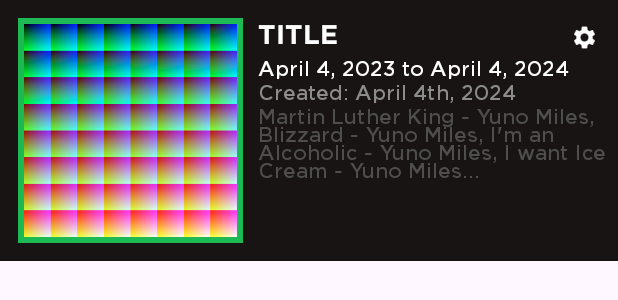
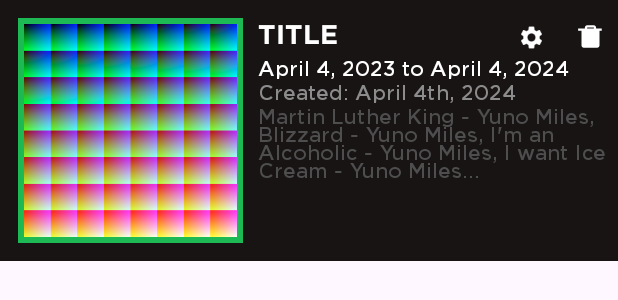
Before and after one commit to radah19/Spotify-Wrapped, an Android app: the layout layout_spotify_wrapped_list_item.xml on its own in the app's theme, with its tools: preview values and no code run, on a phone screen of 412 x 824 dp. Shown: the top 300 px of the screen. Run offline under Robolectric (Android 15) with nearby library versions, the phone set to English and light mode, and no system bars.

Commit message:
Spotify Wrapped Delete Button

```diff
--- a/app/src/main/java/com/example/spotifywrapped/DatabaseManager.java
+++ b/app/src/main/java/com/example/spotifywrapped/DatabaseManager.java
@@ -3,9 +3,11 @@ package com.example.spotifywrapped;
 
 import android.app.Activity;
 import android.content.Intent;
+import android.os.Bundle;
 import android.renderscript.Sampler;
 import android.text.TextUtils;
 import android.view.View;
+import android.widget.Button;
 import android.widget.Toast;
 
 import androidx.annotation.NonNull;
--- a/app/src/main/java/com/example/spotifywrapped/spotifywrappedlist/SpotifyWrappedListActivity.java
+++ b/app/src/main/java/com/example/spotifywrapped/spotifywrappedlist/SpotifyWrappedListActivity.java
@@ -18,6 +18,7 @@ import com.example.spotifywrapped.SpotifyTrack;
 import com.example.spotifywrapped.SpotifyWrappedSummary;
 import com.example.spotifywrapped.navbar.NavbarClass;
 import com.example.spotifywrapped.spotifywrap.SpotifyWrapActivity;
+import com.google.firebase.database.FirebaseDatabase;
 
 import java.time.LocalDate;
 import java.time.LocalDateTime;
--- a/app/src/main/java/com/example/spotifywrapped/spotifywrappedlist/SpotifyWrappedListAdapter.java
+++ b/app/src/main/java/com/example/spotifywrapped/spotifywrappedlist/SpotifyWrappedListAdapter.java
@@ -5,12 +5,14 @@ import android.os.Bundle;
 import android.view.LayoutInflater;
 import android.view.View;
 import android.view.ViewGroup;
+import android.widget.Button;
 import android.widget.ImageView;
 import android.widget.TextView;
 
 import androidx.annotation.NonNull;
 import androidx.recyclerview.widget.RecyclerView;
 
+import com.example.spotifywrapped.DatabaseManager;
 import com.example.spotifywrapped.R;
 import com.example.spotifywrapped.SpotifyTrack;
 import com.example.spotifywrapped.SpotifyWrappedSummary;
@@ -86,6 +88,13 @@ public class SpotifyWrappedListAdapter extends RecyclerView.Adapter<SpotifyWrapp
             myIntent.putExtra("spotifyWrapId", spotifyWrappedSummaries.get(position).getId());
             v.getContext().startActivity(myIntent);
         });
+
+        holder.deleteButton.setOnClickListener(new View.OnClickListener() {
+            @Override
+            public void onClick(View v) {
+                DatabaseManager.deleteSpotifyWrap("Spotify Wrapped");
+            }
+        });
     }
 
     @Override
@@ -99,6 +108,7 @@ public class SpotifyWrappedListAdapter extends RecyclerView.Adapter<SpotifyWrapp
         TextView sw_createdAtDate;
         TextView sw_trackNameList;
         TextView sw_datesRange;
+        Button deleteButton;
 
         public MyViewHolder(@NonNull View itemView) {
             super(itemView);
@@ -107,6 +117,7 @@ public class SpotifyWrappedListAdapter extends RecyclerView.Adapter<SpotifyWrapp
             sw_createdAtDate = itemView.findViewById(R.id.sw_createdAtDate);
             sw_trackNameList = itemView.findViewById(R.id.sw_trackNameList);
             sw_datesRange = itemView.findViewById(R.id.sw_datesRange);
+            deleteButton = itemView.findViewById(R.id.deleteButton);
         }
     } // MyViewHolder
 }
--- /dev/null
+++ b/app/src/main/res/drawable/delete_icon.xml
@@ -0,0 +1,10 @@
+<?xml version="1.0" encoding="utf-8"?>
+<vector xmlns:android="http://schemas.android.com/apk/res/android"
+    android:width="24dp"
+    android:height="24dp"
+    android:viewportWidth="24"
+    android:viewportHeight="24">
+    <path
+        android:fillColor="#000000"
+        android:pathData="M7,4V3c0,-1.1 0.9,-2 2,-2h6c1.1,0 2,0.9 2,2v1h5v2h-2v13c0,1.1 -0.9,2 -2,2H6c-1.1,0 -2,-0.9 -2,-2V6H1V4h6zm2,0h6V3H9v1zm1,3h1v11h-1V7zm3,0h1v11h-1V7zm-4,0h1v11H9V7z"/>
+</vector>
--- a/app/src/main/res/layout/layout_spotify_wrapped_list_item.xml
+++ b/app/src/main/res/layout/layout_spotify_wrapped_list_item.xml
@@ -49,6 +49,15 @@
                 app:iconGravity="textEnd"
                 app:icon="@drawable/icon_settings" />
 
+            <Button
+                android:id="@+id/deleteButton"
+                android:layout_width="0dp"
+                android:layout_weight="0.75"
+                android:layout_height="25dp"
+                android:background="@color/transparent"
+                app:iconGravity="textEnd"
+                app:icon="@drawable/delete_icon" />
+
         </LinearLayout>
 
         <TextView
@@ -80,5 +89,6 @@
             android:textSize="14dp"
             android:text="Martin Luther King - Yuno Miles, Blizzard - Yuno Miles, I'm an Alcoholic - Yuno Miles, I want Ice Cream - Yuno Miles..."
             />
+
     </LinearLayout>
 </LinearLayout>
```
